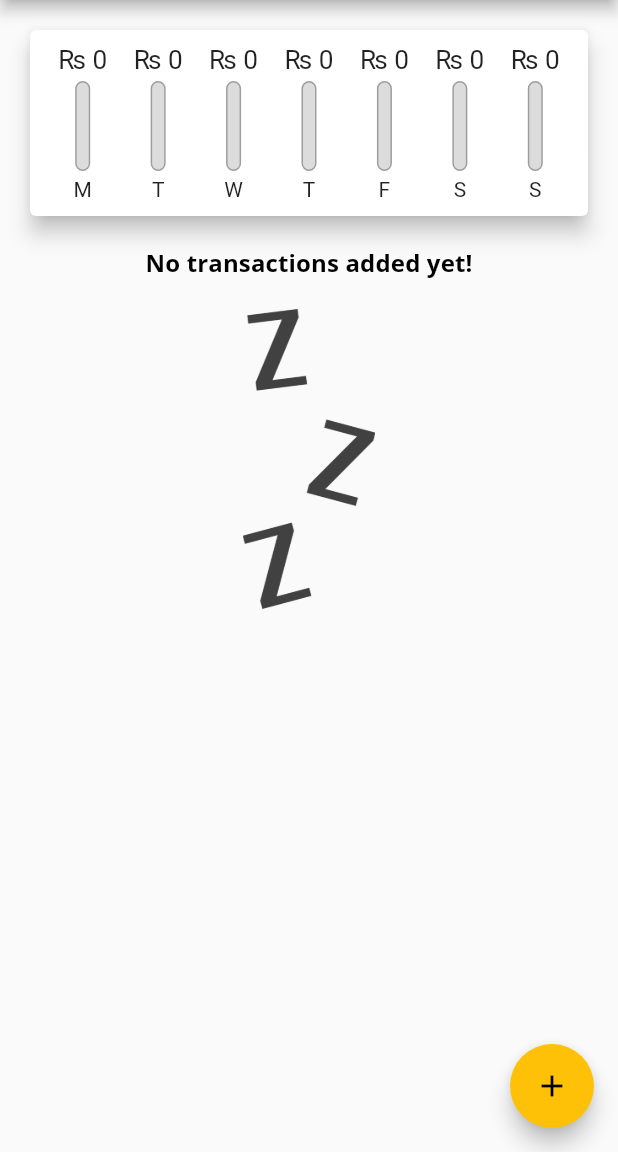
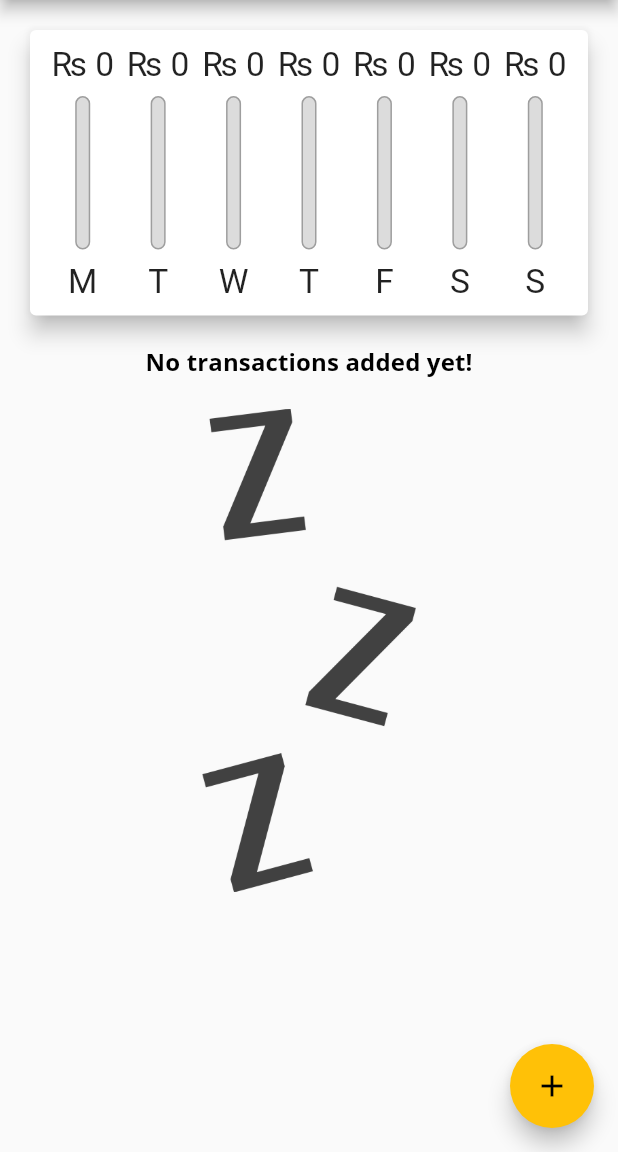
Before and after one commit to ramagrawal2001/flutterPersonal-Expence-App, a Flutter app: the screen it shows after launch, on a phone screen of 412 x 824 dp, the part 84-1236 px from its top. Run offline on Flutter 3.47's test engine with Material 2 defaults, Android fonts, the phone set to English and light mode, and no system bars.

Commit message:
Added Responsiveness

```diff
--- a/lib/main.dart
+++ b/lib/main.dart
@@ -4,7 +4,9 @@ import './widgets/transaction_list.dart';
 import './widgets/new_transaction.dart';
 import './models/transaction.dart';
 
-void main() => runApp(MyApp());
+void main() {
+  runApp(MyApp());
+}
 
 class MyApp extends StatelessWidget {
   @override
@@ -62,6 +64,8 @@ class _MyHomePageState extends State<MyHomePage> {
     // ),
   ];
 
+  bool _showChart = false;
+
   List<Transaction> get _recentTransactions {
     return _userTransaction.where((tx) {
       return tx.date.isAfter(
@@ -106,8 +110,9 @@ class _MyHomePageState extends State<MyHomePage> {
 
   @override
   Widget build(BuildContext context) {
-    return Scaffold(
-      appBar: AppBar(
+    final isLandscape =
+        MediaQuery.of(context).orientation == Orientation.landscape;
+    final appBar = AppBar(
       title: const Text(
         'Personal Expenses',
       ),
@@ -119,13 +124,53 @@ class _MyHomePageState extends State<MyHomePage> {
           ),
         ),
       ],
-      ),
+    );
+    final txListWidget = Container(
+      height: (MediaQuery.of(context).size.height -
+              appBar.preferredSize.height -
+              MediaQuery.of(context).padding.top) *
+          0.7,
+      child: TransactionList(_userTransaction, _deleteTransaction),
+    );
+    return Scaffold(
+      appBar: appBar,
       body: SingleChildScrollView(
         child: Column(
           crossAxisAlignment: CrossAxisAlignment.stretch,
           children: <Widget>[
-            Chart(_recentTransactions),
-            TransactionList(_userTransaction, _deleteTransaction),
+            if (isLandscape)
+              Row(
+                mainAxisAlignment: MainAxisAlignment.center,
+                children: [
+                  Text('Show Chart'),
+                  Switch(
+                      value: _showChart,
+                      onChanged: (val) {
+                        setState(() {
+                          _showChart = val;
+                        });
+                      })
+                ],
+              ),
+            if (!isLandscape)
+              Container(
+                height: (MediaQuery.of(context).size.height -
+                        appBar.preferredSize.height -
+                        MediaQuery.of(context).padding.top) *
+                    0.3,
+                child: Chart(_recentTransactions),
+              ),
+            if (!isLandscape) txListWidget,
+            if (isLandscape)
+              _showChart
+                  ? Container(
+                      height: (MediaQuery.of(context).size.height -
+                              appBar.preferredSize.height -
+                              MediaQuery.of(context).padding.top) *
+                          0.7,
+                      child: Chart(_recentTransactions),
+                    )
+                  : txListWidget,
           ],
         ),
       ),
--- a/lib/widgets/chart_bar.dart
+++ b/lib/widgets/chart_bar.dart
@@ -9,19 +9,20 @@ class ChartBar extends StatelessWidget {
 
   @override
   Widget build(BuildContext context) {
+    return LayoutBuilder(builder: (ctx, constraints) {
       return Column(
         children: [
           Container(
-          height: 20,
+            height: constraints.maxHeight * 0.15,
             child: FittedBox(
               child: Text('₨ ${spendingAmount.toStringAsFixed(0)}'),
             ),
           ),
           SizedBox(
-          height: 4,
+            height: constraints.maxHeight * 0.05,
           ),
           Container(
-          height: 60,
+            height: constraints.maxHeight * 0.6,
             width: 10,
             child: Stack(
               children: [
@@ -45,10 +46,13 @@ class ChartBar extends StatelessWidget {
             ),
           ),
           SizedBox(
-          height: 4,
+            height: constraints.maxHeight * 0.05,
           ),
-        Text(label),
+          Container(
+              height: constraints.maxHeight * 0.15,
+              child: FittedBox(child: Text(label))),
         ],
       );
+    });
   }
 }
--- a/lib/widgets/new_transaction.dart
+++ b/lib/widgets/new_transaction.dart
@@ -44,10 +44,16 @@ class _NewTransactionState extends State<NewTransaction> {
 
   @override
   Widget build(BuildContext context) {
-    return Card(
+    return SingleChildScrollView(
+      child: Card(
         elevation: 5,
         child: Padding(
-        padding: const EdgeInsets.all(10),
+          padding: EdgeInsets.only(
+            top: 10,
+            right: 10,
+            left: 10,
+            bottom: MediaQuery.of(context).viewInsets.bottom + 10,
+          ),
           child: Column(
             crossAxisAlignment: CrossAxisAlignment.end,
             children: [
@@ -105,6 +111,7 @@ class _NewTransactionState extends State<NewTransaction> {
             ],
           ),
         ),
+      ),
     );
   }
 }
--- a/lib/widgets/transaction_list.dart
+++ b/lib/widgets/transaction_list.dart
@@ -8,10 +8,9 @@ class TransactionList extends StatelessWidget {
   TransactionList(this.transactions, this.deleteTx);
   @override
   Widget build(BuildContext context) {
-    return Container(
-      height: 500,
-      child: transactions.isEmpty
-          ? Column(
+    return transactions.isEmpty
+        ? LayoutBuilder(builder: (ctx, constraints) {
+            return Column(
               children: <Widget>[
                 Text(
                   'No transactions added yet!',
@@ -21,13 +20,14 @@ class TransactionList extends StatelessWidget {
                   height: 20,
                 ),
                 Container(
-                    height: 200,
+                    height: constraints.maxHeight * 0.6,
                     child: Image.asset(
                       'assets/images/waiting.png',
                       fit: BoxFit.cover,
                     )),
               ],
-            )
+            );
+          })
         : ListView.builder(
             itemBuilder: (ctx, index) {
               return Card(
@@ -57,7 +57,16 @@ class TransactionList extends StatelessWidget {
                       color: Colors.grey,
                     ),
                   ),
-                    trailing: IconButton(
+                  trailing: MediaQuery.of(context).size.width > 460
+                      ? TextButton.icon(
+                          onPressed: () => deleteTx(transactions[index].id),
+                          icon: Icon(Icons.delete),
+                          label: Text('Delete'),
+                          style: TextButton.styleFrom(
+                            foregroundColor: Theme.of(context).errorColor,
+                          ),
+                        )
+                      : IconButton(
                           icon: Icon(Icons.delete),
                           color: Theme.of(context).errorColor,
                           onPressed: () => deleteTx(transactions[index].id),
@@ -66,7 +75,6 @@ class TransactionList extends StatelessWidget {
               );
             },
             itemCount: transactions.length,
-            ),
           );
   }
 }
```
Lines whose indentation alone changed are shown as unchanged.
